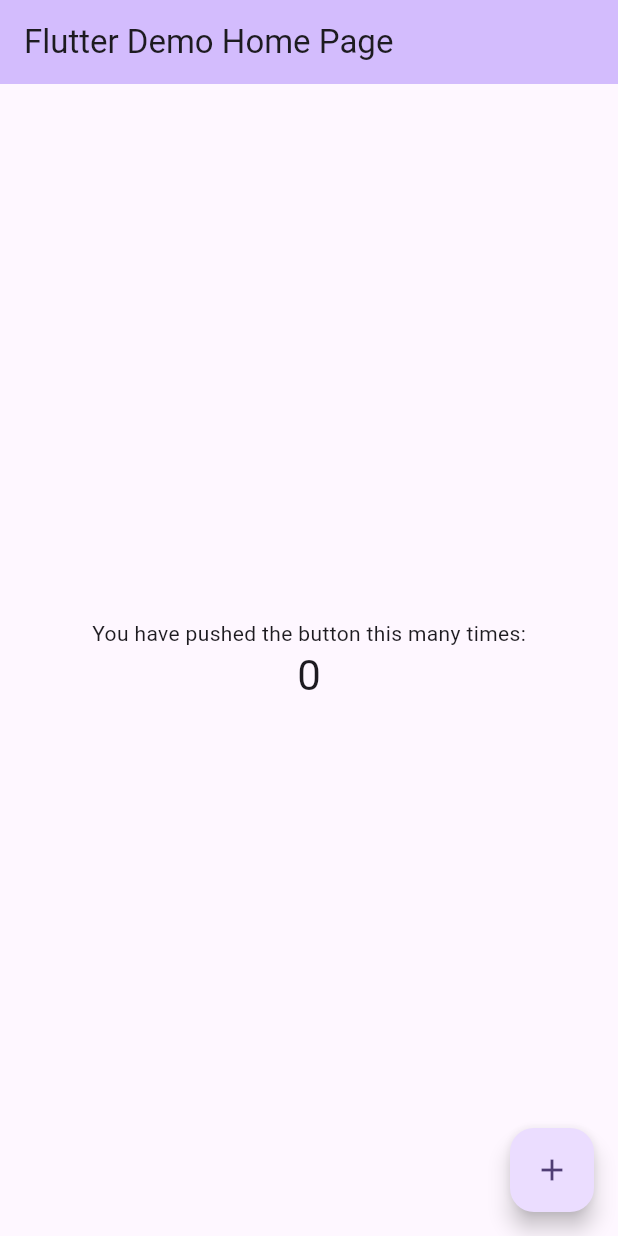
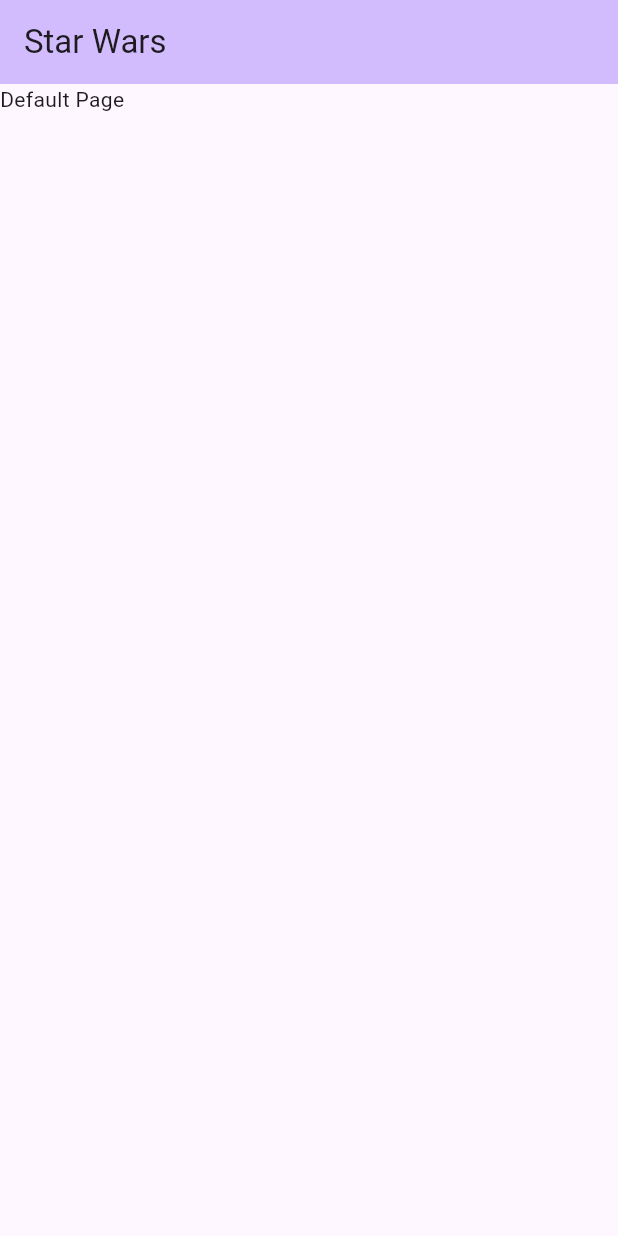
Before and after one commit to SquakR/star_wars, a Flutter app: the screen it shows after launch, on a phone screen of 412 x 824 dp. Run offline on Flutter 3.47's test engine with Material 2 defaults, Android fonts, the phone set to English and light mode, and no system bars.

Commit message:
feat: add home page

```diff
--- a/lib/main.dart
+++ b/lib/main.dart
@@ -1,125 +1,23 @@
 import 'package:flutter/material.dart';
 
+import './presentation/pages/pages.dart';
+
 void main() {
-  runApp(const MyApp());
+  runApp(const StarWarsApp());
 }
 
-class MyApp extends StatelessWidget {
-  const MyApp({super.key});
+class StarWarsApp extends StatelessWidget {
+  const StarWarsApp({super.key});
 
-  // This widget is the root of your application.
   @override
   Widget build(BuildContext context) {
     return MaterialApp(
-      title: 'Flutter Demo',
+      title: 'Star Wars',
       theme: ThemeData(
-        // This is the theme of your application.
-        //
-        // TRY THIS: Try running your application with "flutter run". You'll see
-        // the application has a blue toolbar. Then, without quitting the app,
-        // try changing the seedColor in the colorScheme below to Colors.green
-        // and then invoke "hot reload" (save your changes or press the "hot
-        // reload" button in a Flutter-supported IDE, or press "r" if you used
-        // the command line to start the app).
-        //
-        // Notice that the counter didn't reset back to zero; the application
-        // state is not lost during the reload. To reset the state, use hot
-        // restart instead.
-        //
-        // This works for code too, not just values: Most code changes can be
-        // tested with just a hot reload.
         colorScheme: ColorScheme.fromSeed(seedColor: Colors.deepPurple),
         useMaterial3: true,
       ),
-      home: const MyHomePage(title: 'Flutter Demo Home Page'),
+      home: const HomePage(),
     );
   }
 }
-
-class MyHomePage extends StatefulWidget {
-  const MyHomePage({super.key, required this.title});
-
-  // This widget is the home page of your application. It is stateful, meaning
-  // that it has a State object (defined below) that contains fields that affect
-  // how it looks.
-
-  // This class is the configuration for the state. It holds the values (in this
-  // case the title) provided by the parent (in this case the App widget) and
-  // used by the build method of the State. Fields in a Widget subclass are
-  // always marked "final".
-
-  final String title;
-
-  @override
-  State<MyHomePage> createState() => _MyHomePageState();
-}
-
-class _MyHomePageState extends State<MyHomePage> {
-  int _counter = 0;
-
-  void _incrementCounter() {
-    setState(() {
-      // This call to setState tells the Flutter framework that something has
-      // changed in this State, which causes it to rerun the build method below
-      // so that the display can reflect the updated values. If we changed
-      // _counter without calling setState(), then the build method would not be
-      // called again, and so nothing would appear to happen.
-      _counter++;
-    });
-  }
-
-  @override
-  Widget build(BuildContext context) {
-    // This method is rerun every time setState is called, for instance as done
-    // by the _incrementCounter method above.
-    //
-    // The Flutter framework has been optimized to make rerunning build methods
-    // fast, so that you can just rebuild anything that needs updating rather
-    // than having to individually change instances of widgets.
-    return Scaffold(
-      appBar: AppBar(
-        // TRY THIS: Try changing the color here to a specific color (to
-        // Colors.amber, perhaps?) and trigger a hot reload to see the AppBar
-        // change color while the other colors stay the same.
-        backgroundColor: Theme.of(context).colorScheme.inversePrimary,
-        // Here we take the value from the MyHomePage object that was created by
-        // the App.build method, and use it to set our appbar title.
-        title: Text(widget.title),
-      ),
-      body: Center(
-        // Center is a layout widget. It takes a single child and positions it
-        // in the middle of the parent.
-        child: Column(
-          // Column is also a layout widget. It takes a list of children and
-          // arranges them vertically. By default, it sizes itself to fit its
-          // children horizontally, and tries to be as tall as its parent.
-          //
-          // Column has various properties to control how it sizes itself and
-          // how it positions its children. Here we use mainAxisAlignment to
-          // center the children vertically; the main axis here is the vertical
-          // axis because Columns are vertical (the cross axis would be
-          // horizontal).
-          //
-          // TRY THIS: Invoke "debug painting" (choose the "Toggle Debug Paint"
-          // action in the IDE, or press "p" in the console), to see the
-          // wireframe for each widget.
-          mainAxisAlignment: MainAxisAlignment.center,
-          children: <Widget>[
-            const Text(
-              'You have pushed the button this many times:',
-            ),
-            Text(
-              '$_counter',
-              style: Theme.of(context).textTheme.headlineMedium,
-            ),
-          ],
-        ),
-      ),
-      floatingActionButton: FloatingActionButton(
-        onPressed: _incrementCounter,
-        tooltip: 'Increment',
-        child: const Icon(Icons.add),
-      ), // This trailing comma makes auto-formatting nicer for build methods.
-    );
-  }
-}
--- /dev/null
+++ b/lib/presentation/layouts/default_layout.dart
@@ -0,0 +1,18 @@
+import 'package:flutter/material.dart';
+
+class DefaultLayout extends StatelessWidget {
+  final Widget child;
+
+  const DefaultLayout({super.key, required this.child});
+
+  @override
+  Widget build(BuildContext context) {
+    return Scaffold(
+      appBar: AppBar(
+        backgroundColor: Theme.of(context).colorScheme.inversePrimary,
+        title: const Text("Star Wars"),
+      ),
+      body: child,
+    );
+  }
+}
--- /dev/null
+++ b/lib/presentation/layouts/layouts.dart
@@ -0,0 +1 @@
+export './default_layout.dart';
--- /dev/null
+++ b/lib/presentation/pages/home_page.dart
@@ -0,0 +1,12 @@
+import 'package:flutter/material.dart';
+
+import '../layouts/layouts.dart';
+
+class HomePage extends StatelessWidget {
+  const HomePage({super.key});
+
+  @override
+  Widget build(BuildContext context) {
+    return const DefaultLayout(child: Text("Default Page"));
+  }
+}
--- /dev/null
+++ b/lib/presentation/pages/pages.dart
@@ -0,0 +1 @@
+export './home_page.dart';
```
